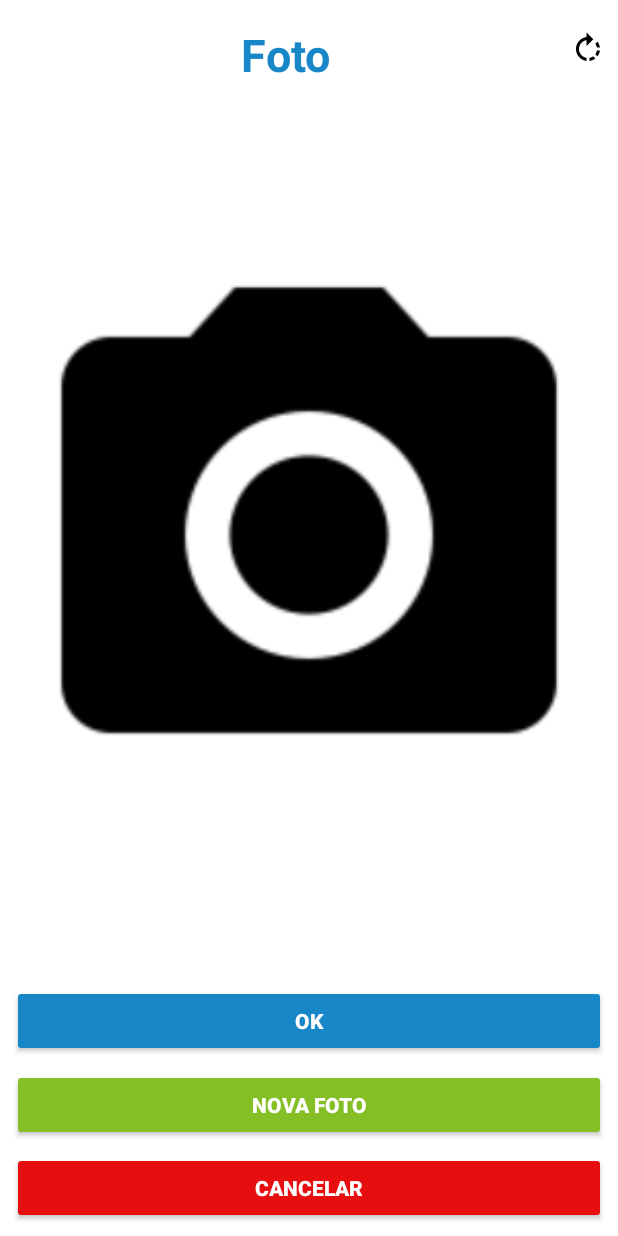
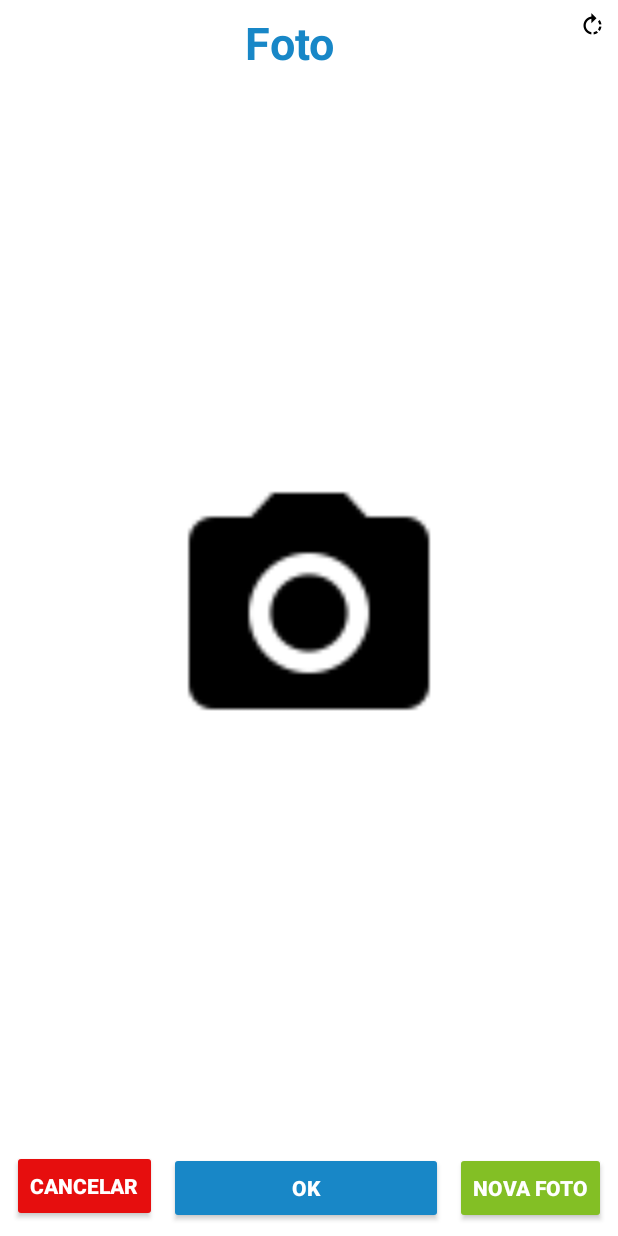
Before and after one commit to samuelzvir/E-MobileActivities, an Android app: the TakePhotoActivity screen opened directly, with no data from a screen before it, on a phone screen of 412 x 824 dp. Run offline under Robolectric (Android 15) with nearby library versions, the phone set to English and light mode, and no system bars.

Commit message:
layout adjustments.

```diff
--- a/app/src/main/res/layout/activity_take_photo.xml
+++ b/app/src/main/res/layout/activity_take_photo.xml
@@ -26,101 +26,105 @@
     tools:context="org.ema.activities.operations.TakePhotoActivity" >
 
     <TextView
+        android:id="@+id/textView"
         android:layout_width="0dp"
         android:layout_height="wrap_content"
+        android:layout_marginLeft="8dp"
+        android:layout_marginRight="8dp"
+        android:layout_marginTop="8dp"
+        android:layout_weight="0.95"
         android:gravity="center"
+        android:text="@string/Photo"
+        android:textAppearance="?android:attr/textAppearanceLarge"
         android:textColor="@color/blue"
-            android:textAppearance="?android:attr/textAppearanceLarge"
-            android:text="@string/Photo"
-            android:id="@+id/textView"
         android:textSize="30sp"
         android:textStyle="bold"
-            android:layout_weight="0.95"
+        app:layout_constraintHorizontal_bias="0.0"
+        app:layout_constraintLeft_toLeftOf="parent"
+        app:layout_constraintRight_toLeftOf="@+id/imageButton"
+        app:layout_constraintTop_toTopOf="parent"
         tools:ignore="NestedWeights"
-            android:layout_marginLeft="8dp"
-            app:layout_constraintLeft_toLeftOf="parent"
-            app:layout_constraintTop_toTopOf="parent"
-            android:layout_marginTop="16dp"
-            app:layout_constraintRight_toLeftOf="@+id/imageButton"
-            android:layout_marginRight="8dp"
-            app:layout_constraintHorizontal_bias="0.0" />
+        android:layout_marginStart="8dp"
+        android:layout_marginEnd="8dp" />
 
     <ImageButton
         android:id="@+id/imageButton"
         android:layout_width="0dp"
-        android:layout_height="wrap_content"
+        android:layout_height="18dp"
         android:layout_marginEnd="8dp"
         android:layout_marginRight="8dp"
         android:layout_marginTop="8dp"
         android:background="@null"
         android:contentDescription="@string/rotate"
         android:onClick="rotate"
-        android:src="@drawable/ic_rotate_right_black_24dp"
+        android:src="@drawable/ic_rotate_right_black_18dp"
         app:layout_constraintRight_toRightOf="parent"
-        app:layout_constraintTop_toTopOf="parent"
-        android:layout_marginBottom="8dp"
-        app:layout_constraintBottom_toTopOf="@+id/photo" />
+        app:layout_constraintTop_toTopOf="parent" />
 
 
     <ImageView
         android:id="@+id/photo"
         android:layout_width="0dp"
-        android:layout_height="0dp"
+        android:layout_height="192dp"
         android:layout_gravity="center"
         android:layout_marginBottom="8dp"
-        android:layout_marginTop="8dp"
+        android:layout_marginLeft="8dp"
+        android:layout_marginRight="8dp"
         android:adjustViewBounds="true"
         android:contentDescription="@string/image"
         android:cropToPadding="true"
         android:src="@drawable/ic_photo_camera_black_48dp"
         app:layout_constraintBottom_toTopOf="@+id/ok"
+        app:layout_constraintHorizontal_bias="0.0"
+        app:layout_constraintLeft_toLeftOf="parent"
+        app:layout_constraintRight_toRightOf="parent"
+        android:layout_marginTop="8dp"
         app:layout_constraintTop_toBottomOf="@+id/textView"
-        android:layout_marginRight="8dp"
-        app:layout_constraintRight_toRightOf="parent"
-        android:layout_marginLeft="8dp"
-        app:layout_constraintLeft_toLeftOf="parent"
-        app:layout_constraintHorizontal_bias="0.0" />
+        android:layout_marginStart="8dp"
+        android:layout_marginEnd="8dp" />
 
 
     <Button
         android:id="@+id/btnTakePhoto"
         android:layout_width="0dp"
         android:layout_height="wrap_content"
+        android:layout_marginBottom="8dp"
+        android:layout_marginEnd="8dp"
+        android:layout_marginRight="8dp"
+        android:onClick="launchCamera"
         android:text="@string/newPhoto"
-            android:onClick="launchCamera"
         android:theme="@style/PhotoButton"
-            android:layout_marginLeft="8dp"
-            app:layout_constraintLeft_toLeftOf="parent"
-            android:layout_marginRight="8dp"
-            app:layout_constraintRight_toRightOf="parent"
-            android:layout_marginBottom="7dp"
-            app:layout_constraintBottom_toTopOf="@+id/cancel" />
+        app:layout_constraintBottom_toBottomOf="parent"
+        app:layout_constraintRight_toRightOf="parent" />
 
     <Button
         android:id="@+id/ok"
         android:layout_width="0dp"
         android:layout_height="wrap_content"
+        android:layout_marginBottom="8dp"
+        android:layout_marginLeft="8dp"
+        android:layout_marginRight="8dp"
         android:onClick="toChallenge"
         android:text="@string/ok"
         android:theme="@style/BlueButton"
-            android:layout_marginLeft="8dp"
-            app:layout_constraintLeft_toLeftOf="parent"
-            android:layout_marginRight="8dp"
-            app:layout_constraintRight_toRightOf="parent"
-            android:layout_marginBottom="8dp"
-            app:layout_constraintBottom_toTopOf="@+id/btnTakePhoto" />
+        app:layout_constraintBottom_toBottomOf="parent"
+        app:layout_constraintHorizontal_bias="0.0"
+        app:layout_constraintLeft_toRightOf="@+id/cancel"
+        app:layout_constraintRight_toLeftOf="@+id/btnTakePhoto"
+        android:layout_marginStart="8dp"
+        android:layout_marginEnd="8dp" />
+
     <Button
         android:id="@+id/cancel"
         android:layout_width="0dp"
         android:layout_height="wrap_content"
+        android:layout_marginBottom="9dp"
+        android:layout_marginLeft="8dp"
+        android:layout_marginStart="8dp"
         android:onClick="toChallenge"
         android:text="@string/cancel"
         android:theme="@style/CancelButton"
-            android:layout_marginLeft="8dp"
-            app:layout_constraintLeft_toLeftOf="parent"
-            android:layout_marginRight="8dp"
-            app:layout_constraintRight_toRightOf="parent"
         app:layout_constraintBottom_toBottomOf="parent"
-            android:layout_marginBottom="8dp" />
+        app:layout_constraintLeft_toLeftOf="parent" />
 
 </android.support.constraint.ConstraintLayout>
```
Also changed, not shown: app/src/main/res/layout/activity_create_challenge.xml (+24 -38 lines), app/src/main/res/drawable-hdpi/ic_photo_black_48dp.png (added), app/src/main/res/drawable-hdpi/ic_photo_camera_black_48dp.png (added), app/src/main/res/drawable-hdpi/ic_rotate_right_black_18dp.png (added), app/src/main/res/drawable-mdpi/ic_photo_black_48dp.png (added), app/src/main/res/drawable-mdpi/ic_photo_camera_black_48dp.png (renamed from app/src/main/res/drawable/ic_camera_alt_black_48dp.png), app/src/main/res/drawable-mdpi/ic_rotate_right_black_18dp.png (added), app/src/main/res/drawable-mdpi/ic_rotate_right_black_24dp.png (deleted), app/src/main/res/drawable-xhdpi/ic_photo_black_48dp.png (added), app/src/main/res/drawable-xhdpi/ic_photo_camera_black_48dp.png (added), app/src/main/res/drawable-xhdpi/ic_rotate_right_black_18dp.png (renamed from app/src/main/res/drawable-hdpi/ic_rotate_right_black_24dp.png), app/src/main/res/drawable-xhdpi/ic_rotate_right_black_24dp.png (deleted), app/src/main/res/drawable-xxhdpi/ic_photo_black_48dp.png (added), app/src/main/res/drawable-xxhdpi/ic_photo_camera_black_48dp.png (added), 3 more files. Lines whose indentation alone changed are shown as unchanged.
